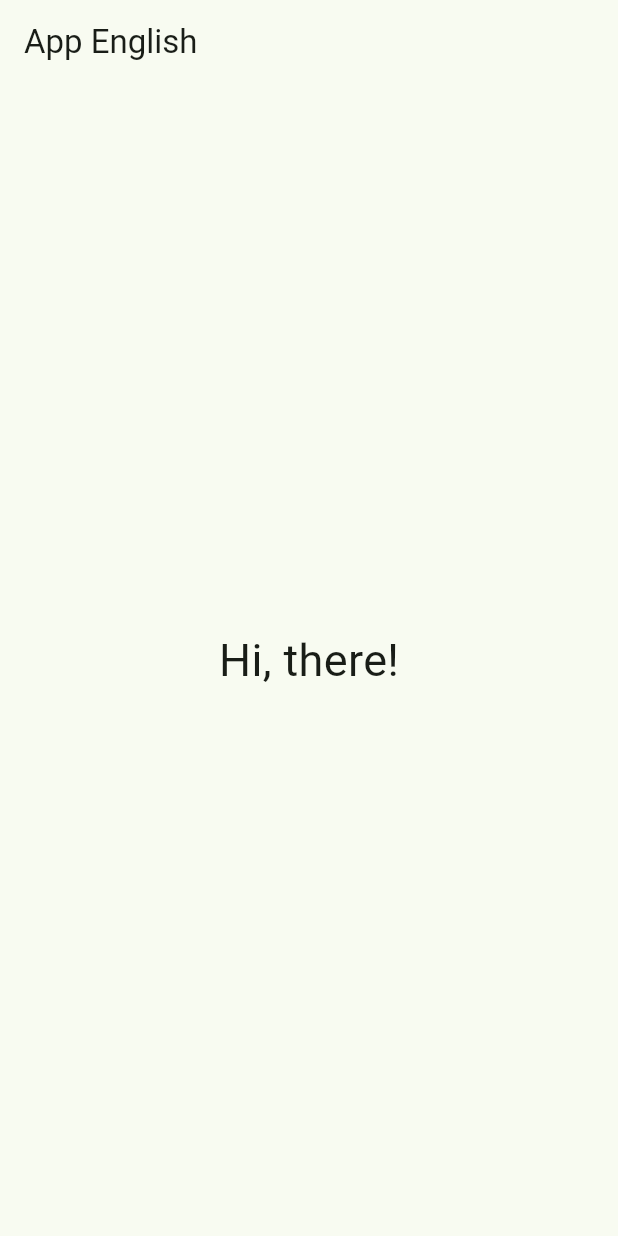
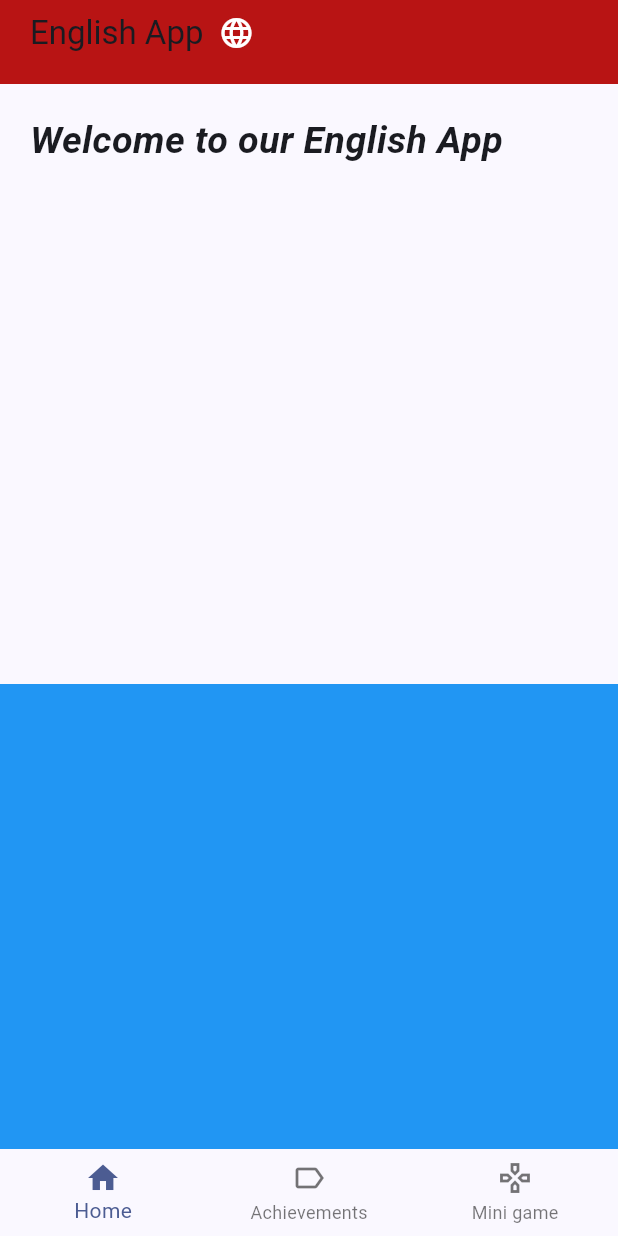
Before and after one commit to JAMM0118/app_english, a Flutter app: the screen it shows after launch, on a phone screen of 412 x 824 dp. Run offline on Flutter 3.47's test engine with Material 2 defaults, Android fonts, the phone set to English and light mode, and no system bars; our stand-ins replace animate_do, go_router.

Commit message:
Primer diseño

```diff
--- /dev/null
+++ b/lib/config/router/app_router.dart
@@ -0,0 +1,17 @@
+import 'package:app_english/presentation/screens/home_page_screen.dart';
+import 'package:go_router/go_router.dart';
+
+final appRouter = GoRouter(
+  initialLocation: '/home/0',
+  routes: [
+
+    GoRoute(
+      path: '/home/:page',
+      builder: (context, state) {
+        final pageIndex = int.parse(state.pathParameters["page"] ?? '0');
+
+        return MyHomePage(pageIndex: pageIndex,);
+      },
+    ),
+  ]
+);
--- a/lib/config/theme/app_theme.dart
+++ b/lib/config/theme/app_theme.dart
@@ -4,6 +4,6 @@ class AppTheme{
 
   ThemeData getTheme() => ThemeData(
     useMaterial3: true,
-    colorSchemeSeed: Color.fromARGB(255, 2, 226, 32)
+    colorSchemeSeed: const Color(0xff2862f5)
   );
 }
--- a/lib/main.dart
+++ b/lib/main.dart
@@ -1,5 +1,5 @@
+import 'package:app_english/config/router/app_router.dart';
 import 'package:app_english/config/theme/app_theme.dart';
-import 'package:app_english/presentation/screens/homePageScreen.dart';
 import 'package:flutter/material.dart';
 
 void main() {
@@ -12,11 +12,11 @@ class MyApp extends StatelessWidget {
   // This widget is the root of your application.
   @override
   Widget build(BuildContext context) {
-    return MaterialApp(
-      title: 'Flutter Demo',
+    return MaterialApp.router(
+      routerConfig: appRouter,
       theme: AppTheme().getTheme(),
       debugShowCheckedModeBanner: false,
-      home: MyHomePage(),
+
     );
   }
 }
--- a/lib/presentation/screens/homePageScreen.dart
+++ /dev/null
@@ -1,20 +0,0 @@
-import 'package:flutter/material.dart';
-
-class MyHomePage extends StatelessWidget {
-  const MyHomePage({super.key});
-
-  @override
-  Widget build(BuildContext context) {
-    return Scaffold(
-      appBar: AppBar(
-        title: const Text('App English'),
-      ),
-      body: const Center(
-        child: Text(
-          'Hi, there!',
-          style: TextStyle(fontSize: 30),
-        ),
-      ),
-    );
-  }
-}
--- /dev/null
+++ b/lib/presentation/screens/home_page_screen.dart
@@ -0,0 +1,31 @@
+import 'package:app_english/presentation/views/mini_game_view.dart';
+import 'package:app_english/presentation/views/logros_page_view.dart';
+import 'package:app_english/presentation/views/home_page_view.dart';
+import 'package:app_english/widgets/shared/custom_bottom_appbar.dart';
+import 'package:flutter/material.dart';
+
+class MyHomePage extends StatelessWidget {
+  final int pageIndex;
+
+  const MyHomePage({super.key, required this.pageIndex});
+
+  final viewRoutes = const<Widget>[
+    MyHomePageView(),
+    LogrosScreen(),
+    MiniGameView()
+
+
+  ];
+
+  @override
+  Widget build(BuildContext context) {
+    return Scaffold(
+      body:IndexedStack(
+        index: pageIndex,
+        children: viewRoutes,
+      ),
+      bottomNavigationBar: CustomBottonNavigation(currentIndex: pageIndex),
+    );
+
+  }
+}
--- /dev/null
+++ b/lib/presentation/views/home_page_view.dart
@@ -0,0 +1,82 @@
+import 'package:animate_do/animate_do.dart';
+import 'package:flutter/material.dart';
+
+class MyHomePageView extends StatelessWidget {
+  const MyHomePageView({super.key});
+
+  @override
+  Widget build(BuildContext context) {
+    return CustomScrollView(
+      slivers: [
+        SliverAppBar(
+          floating: true,
+          flexibleSpace: FlexibleSpaceBar(
+            title:  Padding(
+              padding: EdgeInsets.zero,
+              child: Row(children: [
+                FadeInLeft(
+                  duration: const Duration(seconds: 1),
+                  child: const Text(
+                    "English App",
+
+                  ),
+                ),
+                const SizedBox(
+                  width: 10,
+                ),
+                FadeInRight(
+
+                  duration: const Duration(seconds: 1),
+                  child: const Icon(
+                    Icons.language_outlined,
+                    color: Colors.white,
+                  ),
+                )
+              ]),
+            ),
+            titlePadding: const EdgeInsets.only(left: 20, bottom: 20),
+          ),
+          backgroundColor: const Color.fromARGB(255, 184, 20, 20),
+        ),
+
+        SliverList(
+          delegate: SliverChildBuilderDelegate((context, index){
+            return Column(
+              children: [
+                SizedBox(
+                  height: 400,
+                  child: Align(
+                    alignment: Alignment.topLeft,
+
+                    child: Padding(
+                      padding: const EdgeInsets.only(left: 20,top: 20),
+                      child: FadeInDown(
+                        duration: const Duration(seconds: 1),
+                        child: const Text(
+                        "Welcome to our English App",
+                        style: TextStyle(fontStyle: FontStyle.italic,
+                        fontWeight: FontWeight.bold,
+                        fontSize: 25),
+                        ),
+                      )
+                    )
+                  ),
+                ),
+                Container(
+                  height: 400,
+                  color: Colors.blue,
+                ),
+                Container(
+                  height: 200,
+                  color: const Color.fromARGB(255, 58, 243, 33),
+                ),
+              ]
+            );
+          },
+
+          childCount: 1,
+          ) )
+      ],
+    );
+  }
+}
--- /dev/null
+++ b/lib/widgets/shared/custom_bottom_appbar.dart
@@ -0,0 +1,47 @@
+import 'package:flutter/material.dart';
+import 'package:go_router/go_router.dart';
+
+class CustomBottonNavigation extends StatelessWidget {
+  final int currentIndex;
+  const CustomBottonNavigation({super.key, required this.currentIndex});
+
+
+  void onItemTapped(BuildContext context,int index) {
+    switch(index){
+      case 0:
+        context.go("/home/0"); break;
+      case 1:
+        context.go("/home/1"); break;
+      case 2:
+        context.go("/home/2"); break;
+    }
+
+  }
+
+  @override
+  Widget build(BuildContext context) {
+    return BottomNavigationBar( //barra de navegacion inferior
+    currentIndex: currentIndex,
+    elevation: 0,
+    //recuerda que en los items se debe poner al menos 2 bottomnavigationbaritem
+    //con sus repetivos iconos y labels
+      onTap: (index) => onItemTapped(context, index),
+      items: const [
+        BottomNavigationBarItem(
+          icon: Icon(Icons.home),
+          label: "Home",
+        ),
+        BottomNavigationBarItem(
+          icon: Icon(Icons.label_outline),
+          label: "Achievements"
+        ),
+        BottomNavigationBarItem(
+          icon: Icon(Icons.gamepad_outlined),
+          label: "Mini game"
+        ),
+
+
+      ],
+    );
+  }
+}
```
Also changed, not shown: lib/presentation/views/logros_page_view.dart (added, +12 -0 lines), lib/presentation/views/mini_game_view.dart (added, +94 -0 lines), pubspec.yaml (+4 -17 lines), lib/presentation/views/home_view.dart (deleted), pubspec.lock.
